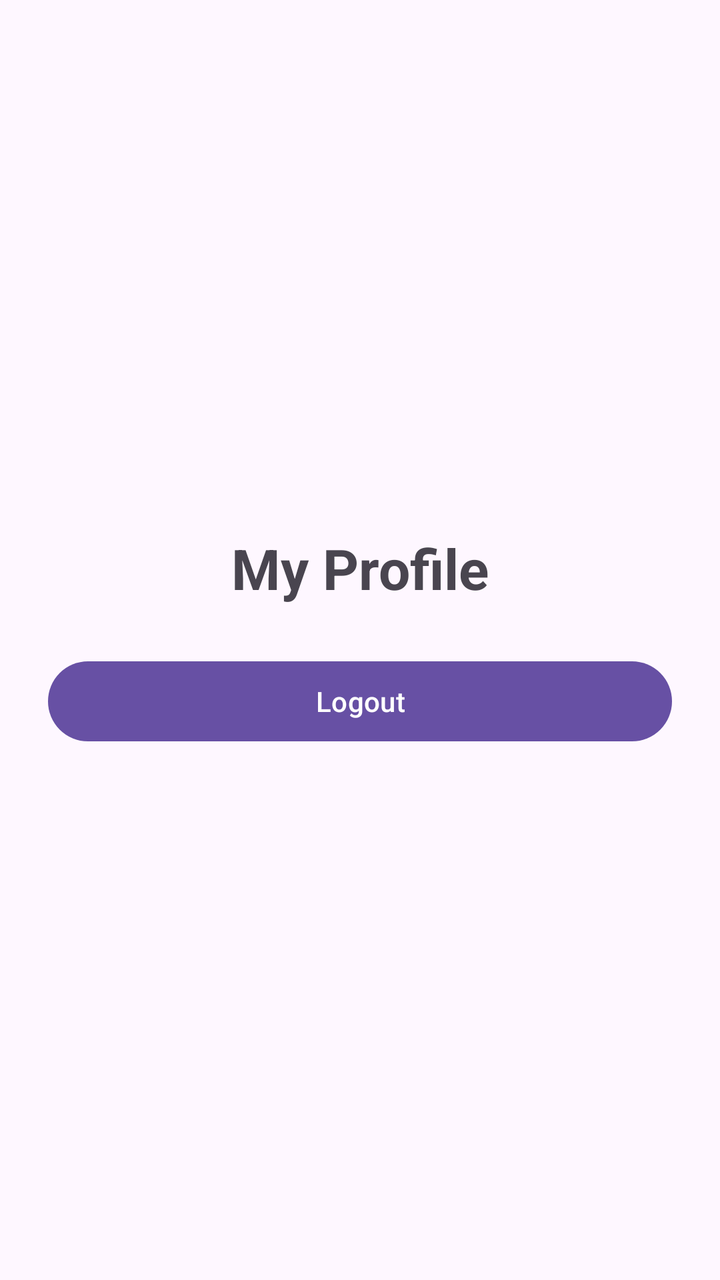
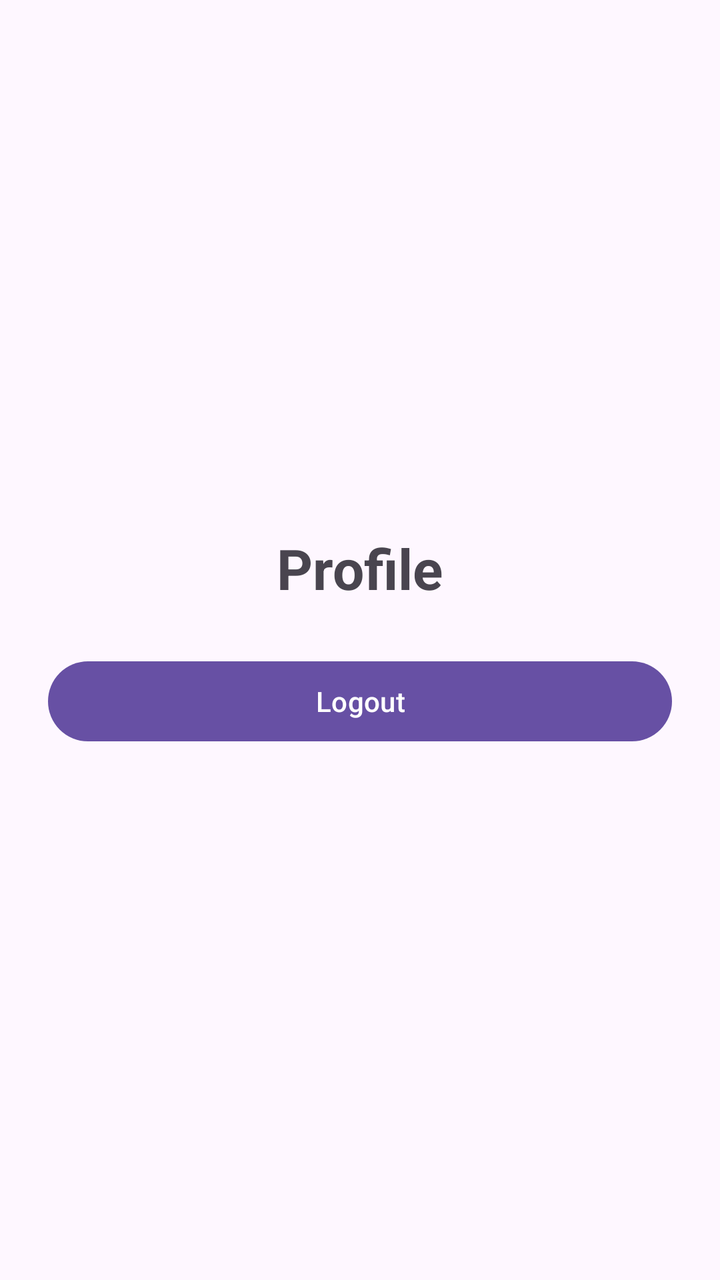

The first picture is an Android layout as it rendered before a commit; the second is the same layout after the commit. The layout source and the unified diff follow.
<!-- AndroidManifest.xml: application theme Theme.CimerMK -->
<!-- res/layout/activity_profile.xml -->
<?xml version="1.0" encoding="utf-8"?>
<LinearLayout
    xmlns:android="http://schemas.android.com/apk/res/android"
    android:layout_width="match_parent"
    android:layout_height="match_parent"
    android:orientation="vertical"
    android:gravity="center"
    android:padding="24dp">

    <TextView
        android:id="@+id/tvProfile"
        android:layout_width="wrap_content"
        android:layout_height="wrap_content"
        android:text="My Profile"
        android:textSize="28sp"
        android:textStyle="bold"/>

    <Button
        android:id="@+id/btnLogout"
        android:layout_width="match_parent"
        android:layout_height="wrap_content"
        android:text="Logout"
        android:layout_marginTop="24dp"/>

</LinearLayout>
<!-- resources referenced by this layout -->
<resources>
  <style name="Theme.CimerMK" parent="Base.Theme.CimerMK" />
  <style name="Base.Theme.CimerMK" parent="Theme.Material3.DayNight.NoActionBar">
          
          
      </style>
</resources>

<!-- the commit's change to res/layout/activity_profile.xml (unified diff, before → after) -->
@@ -11,7 +11,7 @@
         android:id="@+id/tvProfile"
         android:layout_width="wrap_content"
         android:layout_height="wrap_content"
-        android:text="My Profile"
+        android:text="@string/profile"
         android:textSize="28sp"
         android:textStyle="bold"/>
 
@@ -19,7 +19,7 @@
         android:id="@+id/btnLogout"
         android:layout_width="match_parent"
         android:layout_height="wrap_content"
-        android:text="Logout"
+        android:text="@string/logout"
         android:layout_marginTop="24dp"/>
 
 </LinearLayout>
<!-- resource entries referenced after the edit -->
@@ -1,5 +1,7 @@
 <!-- resources referenced by this layout -->
 <resources>
+  <string name="logout">Logout</string>
+  <string name="profile">Profile</string>
   <style name="Theme.CimerMK" parent="Base.Theme.CimerMK" />
   <style name="Base.Theme.CimerMK" parent="Theme.Material3.DayNight.NoActionBar">
           
